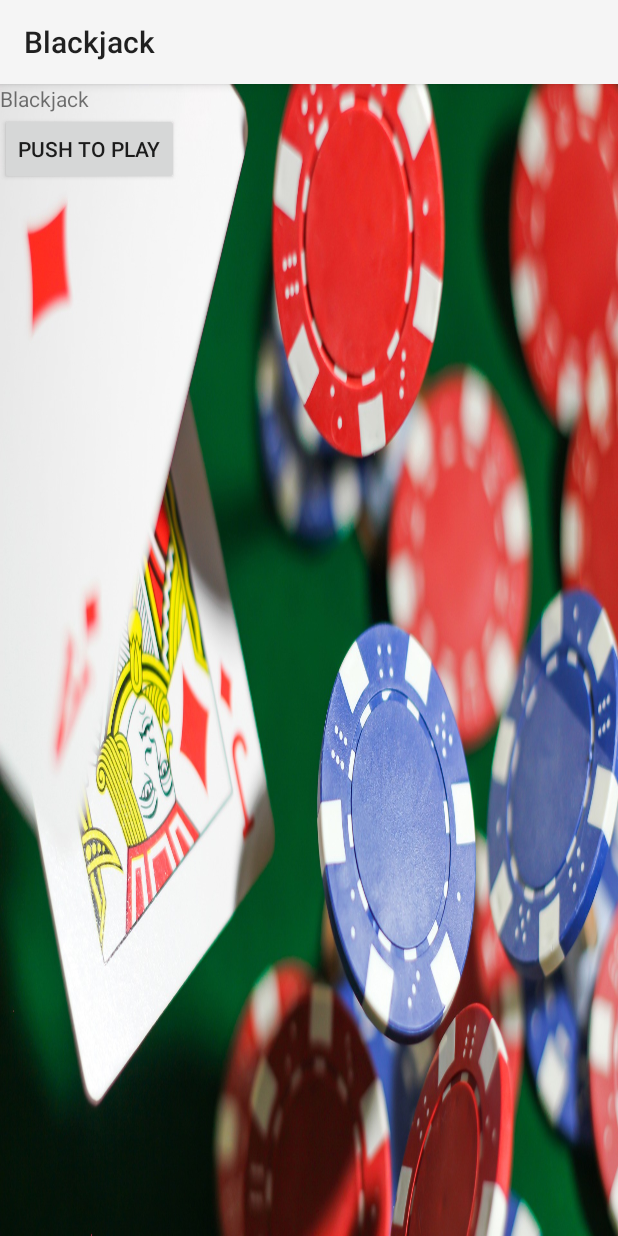
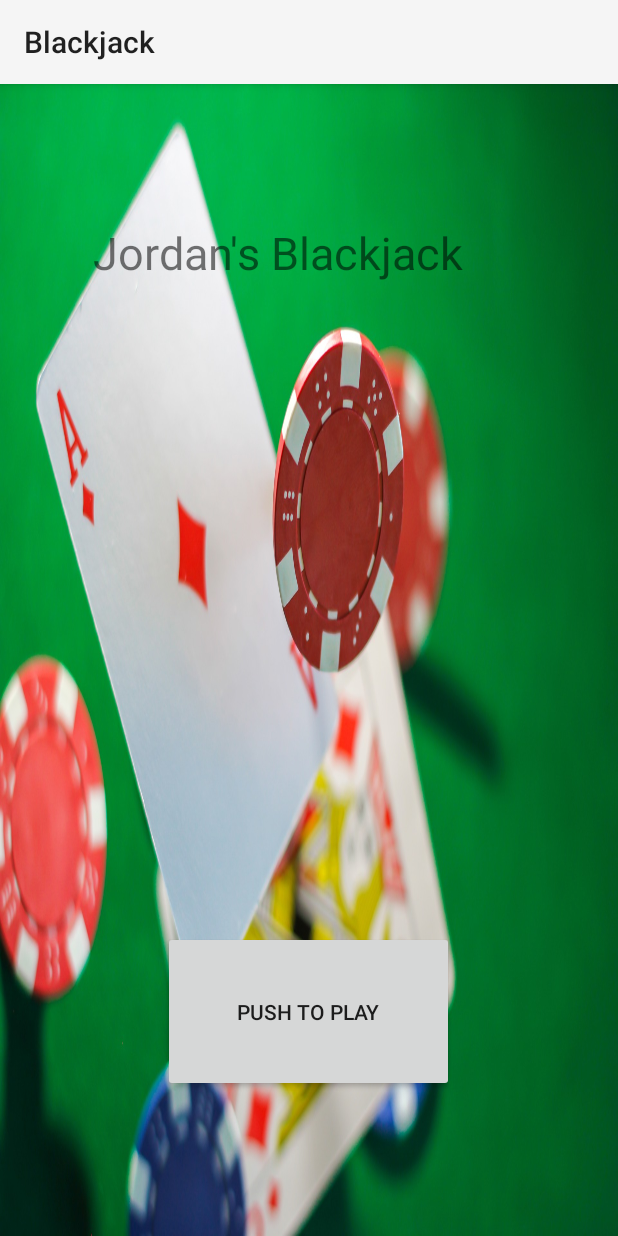
Before and after one commit to jtn3/Blackjack, an Android app: the screen it shows after launch (MainActivity), on a phone screen of 412 x 824 dp. Run offline under Robolectric (Android 15) with nearby library versions, the phone set to English and light mode, and no system bars.

Commit message:
Finished main game, maybe add wagers next?

```diff
--- a/app/src/main/java/com/example/blackjack/CardActivity.java
+++ b/app/src/main/java/com/example/blackjack/CardActivity.java
@@ -274,6 +274,9 @@ public class CardActivity extends AppCompatActivity{
     //resets everything, player and shareddeck. Restarts blackjack game
     //
     public void resetAll() {
+        String loadingMsg = "Loading. . .";
+        TextView tempText = findViewById(R.id.textView3);
+        tempText.setText(loadingMsg);
         sharedDeck.clearStacks();
         User.reset(); House.reset();
         String reshuffleDeck = "https://deckofcardsapi.com/api/deck/"+ deckid +"/shuffle/";
--- a/app/src/main/res/layout/activity_main.xml
+++ b/app/src/main/res/layout/activity_main.xml
@@ -1,19 +1,32 @@
 <?xml version="1.0" encoding="utf-8"?>
-<LinearLayout xmlns:android="http://schemas.android.com/apk/res/android"
-    android:orientation="vertical" android:layout_width="match_parent"
+<androidx.constraintlayout.widget.ConstraintLayout xmlns:android="http://schemas.android.com/apk/res/android"
+    xmlns:app="http://schemas.android.com/apk/res-auto"
+    xmlns:tools="http://schemas.android.com/tools"
+    android:layout_width="match_parent"
     android:layout_height="match_parent"
-    android:background="@drawable/background2">
+    android:background="@drawable/background1"
+    android:orientation="vertical">
 
 
     <androidx.appcompat.widget.AppCompatTextView
-        android:layout_width="match_parent"
-        android:layout_height="wrap_content"
-        android:text="@string/app_name" />
+        android:layout_width="269dp"
+        android:layout_height="102dp"
+        android:layout_marginTop="92dp"
+        android:text="Jordan's Blackjack"
+        android:textSize="30dp"
+        app:layout_constraintEnd_toEndOf="parent"
+        app:layout_constraintHorizontal_bias="0.436"
+        app:layout_constraintStart_toStartOf="parent"
+        app:layout_constraintTop_toTopOf="parent" />
 
     <Button
         android:id="@+id/playButton"
-        android:layout_width="wrap_content"
-        android:layout_height="wrap_content"
+        android:layout_width="194dp"
+        android:layout_height="107dp"
+        android:layout_marginBottom="96dp"
         android:text="push to play"
-        />
-</LinearLayout>
+        app:layout_constraintBottom_toBottomOf="parent"
+        app:layout_constraintEnd_toEndOf="parent"
+        app:layout_constraintHorizontal_bias="0.497"
+        app:layout_constraintStart_toStartOf="parent" />
+</androidx.constraintlayout.widget.ConstraintLayout>
```
